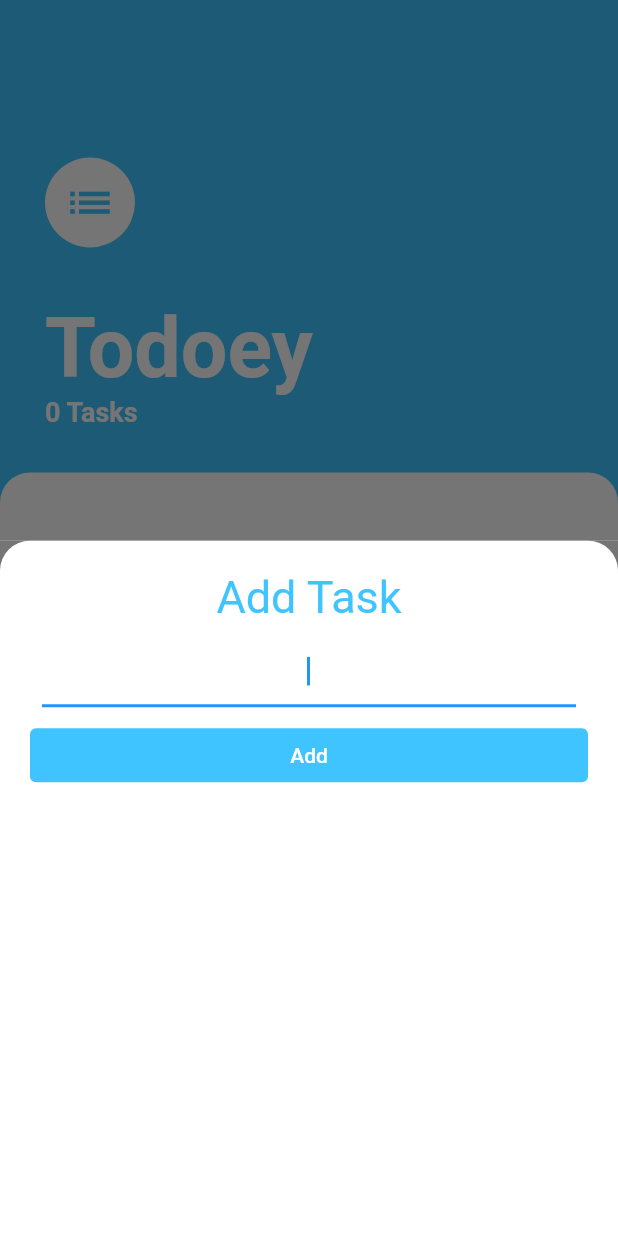
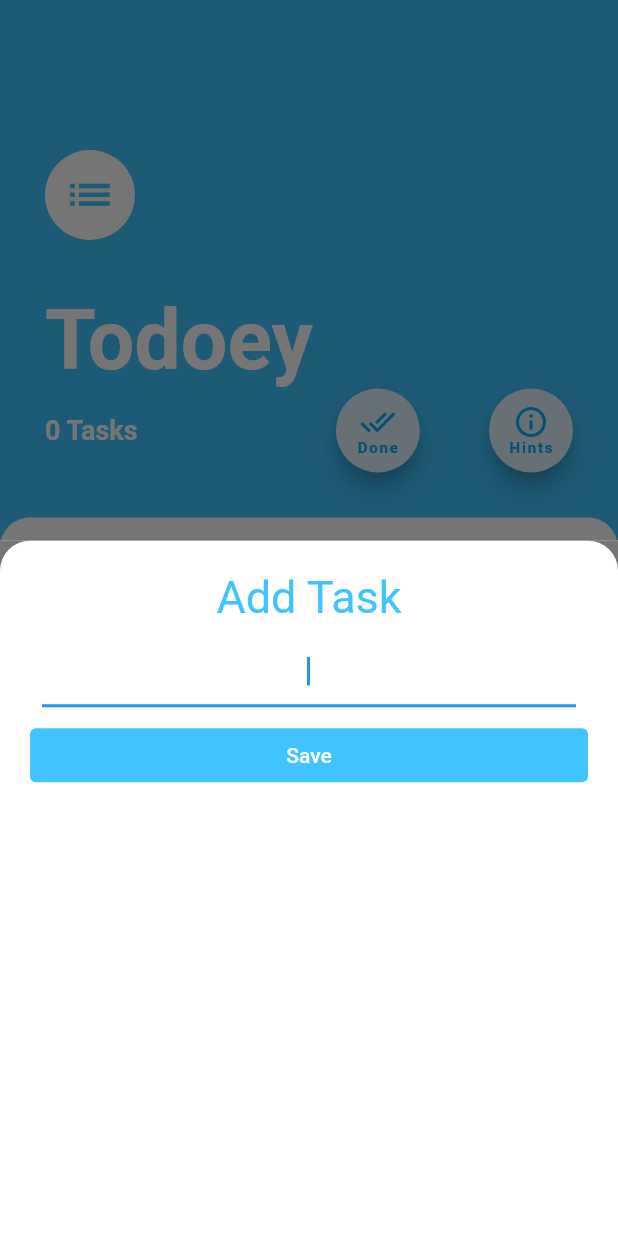
Before and after one commit to danadelion/todoey_d, a Flutter app: the screen it shows after launch, after a tap on the "add" icon, on a phone screen of 412 x 824 dp. Run offline on Flutter 3.47's test engine with Material 2 defaults, Android fonts, the light colour scheme and no system bars; our stand-ins replace flutter_slidable, flutter_spinkit, sqflite; accounts and stored records are empty.

Commit message:
Done Task menu

```diff
--- a/lib/main.dart
+++ b/lib/main.dart
@@ -9,15 +9,33 @@ import 'package:sqflite/sqflite.dart';
 import 'package:flutter_spinkit/flutter_spinkit.dart';
 
 void main() async {
+  List<Function> migrationScripts = [
+    // (int oldVersion, int newVersion) {
+    //   if (oldVersion == 1) {
+    //     return 'DROP TABLE tasks';
+    //   }
+    // },
+    // (int oldVersion, int newVersion) {
+    //   if (oldVersion == 2) {
+    //     return 'CREATE TABLE tasks(id INTEGER PRIMARY KEY AUTOINCREMENT, name TEXT, isDone BOOLEAN, textColor TEXT)';
+    //   }
+    // }
+  ];
+
   WidgetsFlutterBinding.ensureInitialized();
   final Future<Database> database = openDatabase(
-    join(await getDatabasesPath(), 'task_database.db'),
+    join(await getDatabasesPath(), 'tasks_database.db'),
     onCreate: (db, version) {
       return db.execute(
-        "CREATE TABLE tasks(name TEXT, isDone BOOLEAN, textColor TEXT)",
+        "CREATE TABLE tasks(id INTEGER PRIMARY KEY AUTOINCREMENT, name TEXT, isDone BOOLEAN, textColor TEXT)",
       );
     },
     version: 1,
+    onUpgrade: (Database db, int oldVersion, int newVersion) {
+      migrationScripts.forEach((script) {
+        return db.execute(script(oldVersion, newVersion));
+      });
+    },
   );
 
   runApp(MyApp(taskDatabase: TaskDatabase(database: database)));
--- a/lib/models/task.dart
+++ b/lib/models/task.dart
@@ -1,11 +1,12 @@
 import 'package:flutter/material.dart';
 
 class Task {
-  final String name;
+  int id;
+  String name;
   Color textColor;
   bool isDone;
 
-  Task({this.name, this.isDone = false, this.textColor: Colors.black});
+  Task({this.id, this.name, this.isDone = false, this.textColor: Colors.black});
 
   void toggleDone() {
     isDone = !isDone;
@@ -13,6 +14,7 @@ class Task {
 
   Map<String, dynamic> toMap() {
     return {
+      'id': id,
       'name': name,
       'textColor': textColor.toString(),
       'isDone': isDone == true ? 1 : 0,
--- a/lib/models/task_data.dart
+++ b/lib/models/task_data.dart
@@ -6,23 +6,21 @@ import 'dart:collection';
 class TaskData extends ChangeNotifier {
   TaskDatabase _taskDatabase;
 
-  List<Task> _tasks = [
-    Task(
-      name: 'Hint: swipe to delete',
-      textColor: Colors.blueGrey,
-    ),
-    Task(
-      name: 'Hint: long tap to delete',
-      textColor: Colors.black54,
-    ),
-  ];
+  List<Task> _tasks = [];
+  List<Task> _finishedTasks = [];
 
   bool isLoaded = false;
 
   TaskData(TaskDatabase taskDatabase) {
     this._taskDatabase = taskDatabase;
-    taskDatabase.fetchTasks().then((List<Task> value) {
-      this._tasks = value;
+    taskDatabase.fetchTasks().then((List<Task> tasksFromDatabase) {
+      tasksFromDatabase.forEach((Task taskFromDatabase) {
+        if (taskFromDatabase.isDone == true) {
+          _finishedTasks.add(taskFromDatabase);
+        } else {
+          _tasks.add(taskFromDatabase);
+        }
+      });
       isLoaded = true;
       notifyListeners();
     });
@@ -30,6 +28,10 @@ class TaskData extends ChangeNotifier {
 
   UnmodifiableListView<Task> get tasks {
     return UnmodifiableListView(_tasks);
+  }
+
+  UnmodifiableListView<Task> get finishedTasks {
+    return UnmodifiableListView(_finishedTasks);
   }
 
   int get taskCount {
@@ -42,15 +44,28 @@ class TaskData extends ChangeNotifier {
     notifyListeners();
   }
 
-  void toggleTask(int index) {
-    Task task = _tasks[index];
-    task.toggleDone();
+  void updateTask(Task task) {
     _taskDatabase.updateTask(task);
     notifyListeners();
   }
 
-  void removeTask(int index) {
-    _tasks.removeAt(index);
+  void toggleTask(Task task) {
+    task.toggleDone();
+    if (task.isDone == true) {
+      _finishedTasks.add(task);
+      _tasks.remove(task);
+    } else {
+      _tasks.add(task);
+      _finishedTasks.remove(task);
+    }
+    _taskDatabase.updateTask(task);
+    notifyListeners();
+  }
+
+  void removeTask(Task task) {
+    _tasks.remove(task);
+    _finishedTasks.remove(task);
+    _taskDatabase.removeTask(task);
     notifyListeners();
   }
 }
--- a/lib/screens/add_task_screen.dart
+++ b/lib/screens/add_task_screen.dart
@@ -4,13 +4,15 @@ import 'package:todoey_d/models/task_data.dart';
 import 'package:todoey_d/models/task.dart';
 
 class AddTaskScreen extends StatelessWidget {
-  final Function onPressedCallback;
-
-  AddTaskScreen({this.onPressedCallback});
+  final Task task;
+  AddTaskScreen({this.task});
 
   @override
   Widget build(BuildContext context) {
     String currentTaskName;
+    TextEditingController _controller;
+
+    _controller = new TextEditingController(text: task.name);
 
     return Container(
       color: Color(0xFF757575),
@@ -27,7 +29,7 @@ class AddTaskScreen extends StatelessWidget {
           crossAxisAlignment: CrossAxisAlignment.stretch,
           children: [
             Text(
-              'Add Task',
+              task.id == null ? 'Add Task' : 'Edit Task',
               textAlign: TextAlign.center,
               style: TextStyle(
                 fontSize: 30.0,
@@ -37,6 +39,7 @@ class AddTaskScreen extends StatelessWidget {
             Padding(
               padding: const EdgeInsets.all(8.0),
               child: TextField(
+                controller: _controller,
                 autofocus: true,
                 textAlign: TextAlign.center,
                 onChanged: (String text) {
@@ -46,7 +49,7 @@ class AddTaskScreen extends StatelessWidget {
             ),
             TextButton(
               child: Text(
-                'Add',
+                'Save',
                 style: TextStyle(
                   color: Colors.white,
                 ),
@@ -56,8 +59,13 @@ class AddTaskScreen extends StatelessWidget {
                 if (currentTaskName == null) {
                   return;
                 }
-                Provider.of<TaskData>(context, listen: false)
-                    .addTask(Task(name: currentTaskName));
+                task.name = currentTaskName;
+                if (task.id == null) {
+                  Provider.of<TaskData>(context, listen: false).addTask(task);
+                } else {
+                  Provider.of<TaskData>(context, listen: false)
+                      .updateTask(task);
+                }
               },
               style: TextButton.styleFrom(
                 backgroundColor: Colors.lightBlueAccent,
--- a/lib/screens/tasks_screen.dart
+++ b/lib/screens/tasks_screen.dart
@@ -1,10 +1,12 @@
 import 'package:flutter/material.dart';
+import 'package:todoey_d/screens/done_tasks_screen.dart';
 import 'package:todoey_d/widgets/tasks_list.dart';
 import 'package:todoey_d/screens/add_task_screen.dart';
 import 'package:todoey_d/models/task_data.dart';
 import 'package:provider/provider.dart';
 import 'package:todoey_d/models/task.dart';
 import 'dart:collection';
+import 'package:todoey_d/screens/hint_screen.dart';
 
 class TasksScreen extends StatefulWidget {
   @override
@@ -19,15 +21,19 @@ class _TasksScreenState extends State<TasksScreen> {
     if (taskName == null) {
       return;
     }
-    setState(() async {
+    setState(() {
       UnmodifiableListView<Task> tasks =
-          await Provider.of<TaskData>(context, listen: false).tasks;
+          Provider.of<TaskData>(context, listen: false).tasks;
       tasks.add(Task(name: taskName));
     });
   }
 
   @override
   Widget build(BuildContext context) {
+    UnmodifiableListView<Task> tasks =
+        Provider.of<TaskData>(context, listen: false).tasks;
+    // UnmodifiableListView<Task> finishedTasks =
+    //     Provider.of<TaskData>(context, listen: false).finishedTasks;
     return Scaffold(
         backgroundColor: Colors.lightBlueAccent,
         floatingActionButton: FloatingActionButton(
@@ -37,7 +43,7 @@ class _TasksScreenState extends State<TasksScreen> {
             showModalBottomSheet(
               context: context,
               builder: (context) => AddTaskScreen(
-                onPressedCallback: onPressedCallback,
+                task: Task(),
               ),
             );
           },
@@ -56,7 +62,7 @@ class _TasksScreenState extends State<TasksScreen> {
                 crossAxisAlignment: CrossAxisAlignment.start,
                 children: [
                   Padding(
-                    padding: const EdgeInsets.only(top: 45.0, bottom: 25.0),
+                    padding: const EdgeInsets.only(top: 40.0, bottom: 25.0),
                     child: CircleAvatar(
                       backgroundColor: Colors.white,
                       radius: 30.0,
@@ -76,6 +82,9 @@ class _TasksScreenState extends State<TasksScreen> {
                       color: Colors.white,
                     ),
                   ),
+                  Row(
+                    mainAxisAlignment: MainAxisAlignment.spaceBetween,
+                    children: [
                       Text(
                         '${Provider.of<TaskData>(context).taskCount} Tasks',
                         style: TextStyle(
@@ -83,6 +92,61 @@ class _TasksScreenState extends State<TasksScreen> {
                           color: Colors.white,
                           fontWeight: FontWeight.bold,
                         ),
+                      ),
+                      SizedBox(
+                        width: 40.0,
+                      ),
+                      FloatingActionButton(
+                        backgroundColor: Colors.lightBlue[50],
+                        child: Column(
+                          mainAxisAlignment: MainAxisAlignment.center,
+                          children: [
+                            Icon(
+                              Icons.done_all_outlined,
+                              color: Colors.lightBlueAccent[400],
+                            ),
+                            Text(
+                              'Done',
+                              style: TextStyle(
+                                fontSize: 10.0,
+                                color: Colors.lightBlueAccent[400],
+                                fontWeight: FontWeight.bold,
+                              ),
+                            ),
+                          ],
+                        ),
+                        onPressed: () {
+                          showModalBottomSheet(
+                            context: context,
+                            builder: (context) => DoneTasksScreen(),
+                          );
+                        },
+                      ),
+                      FloatingActionButton(
+                        backgroundColor: Colors.lightBlue[50],
+                        child: Column(
+                          mainAxisAlignment: MainAxisAlignment.center,
+                          children: [
+                            Icon(Icons.info_outlined,
+                                color: Colors.lightBlueAccent[400]),
+                            Text(
+                              'Hints',
+                              style: TextStyle(
+                                fontSize: 10.0,
+                                color: Colors.lightBlueAccent[400],
+                                fontWeight: FontWeight.bold,
+                              ),
+                            ),
+                          ],
+                        ),
+                        onPressed: () {
+                          showModalBottomSheet(
+                            context: context,
+                            builder: (context) => HintScreen(),
+                          );
+                        },
+                      ),
+                    ],
                   ),
                 ],
               ),
@@ -97,7 +161,12 @@ class _TasksScreenState extends State<TasksScreen> {
                     topRight: Radius.circular(20.0),
                   ),
                 ),
-                child: TasksList(),
+                child: Column(
+                  crossAxisAlignment: CrossAxisAlignment.stretch,
+                  children: [
+                    Expanded(child: TasksList(tasks: tasks)),
+                  ],
+                ),
               ),
             ),
           ],
--- a/lib/widgets/tasks_list.dart
+++ b/lib/widgets/tasks_list.dart
@@ -1,27 +1,25 @@
+import 'dart:collection';
 import 'package:flutter/material.dart';
 import 'package:todoey_d/widgets/task_tile.dart';
-import 'package:todoey_d/models/task_data.dart';
-import 'package:provider/provider.dart';
 import 'package:todoey_d/models/task.dart';
 
 class TasksList extends StatelessWidget {
-  final List<Task> tasks;
+  final UnmodifiableListView<Task> tasks;
+
   TasksList({this.tasks});
 
   @override
   Widget build(BuildContext context) {
-    return Consumer<TaskData>(
-      builder: (context, taskData, child) {
-        return ListView.builder(
-          itemBuilder: (context, index) {
-            return TaskTile(
-              task: taskData.tasks[index],
-              index: index,
-            );
-          },
-          itemCount: taskData.taskCount,
+    return ListView.builder(
+      shrinkWrap: true,
+      itemBuilder: (context, index) {
+        return TaskTile(
+          task: tasks[index],
+          index: index,
         );
       },
+      itemCount: tasks.length,
     );
   }
 }
+//itemCount: taskData.taskCount,
--- a/pubspec.yaml
+++ b/pubspec.yaml
@@ -32,6 +32,7 @@ dependencies:
   sqflite: ^2.0.0+3
   path: ^1.8.0
   flutter_spinkit: ^5.0.0
+  flutter_slidable: ^0.5.7
 
 dev_dependencies:
   flutter_test:
```
Also changed, not shown: lib/models/task_database.dart (+8 -2 lines), lib/screens/done_tasks_screen.dart (added, +59 -0 lines), lib/screens/hint_screen.dart (added, +56 -0 lines), lib/widgets/task_tile.dart (+55 -7 lines), pubspec.lock. Lines whose indentation alone changed are shown as unchanged.
